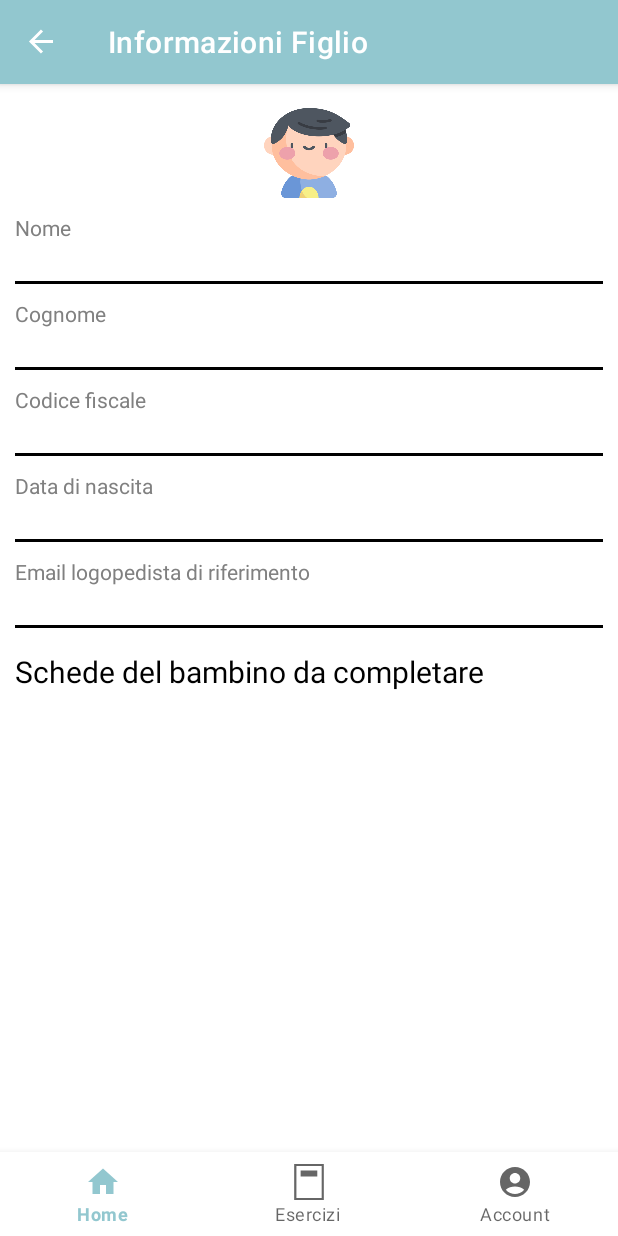
After one commit to Software-Chasers-Plus/PronuntiApp, an Android app: the InfoFiglioFragment screen opened through its navigation route, on a phone screen of 412 x 824 dp. The commit adds this screen. Run offline under Robolectric (Android 15) with nearby library versions, the phone set to English and light mode, and no system bars; our stand-ins replace Firebase (no records; nobody signed in at launch, a user with empty details on screens opened directly), navigation-ui; 6 statements that could not run were skipped.

Commit message:
Aggiunto Fragment per informazioni dei figli

```diff
--- /dev/null
+++ b/app/src/main/java/it/uniba/dib/sms232419/pronuntiapp/ui/home/ClickFigliListener.java
@@ -0,0 +1,6 @@
+package it.uniba.dib.sms232419.pronuntiapp.ui.home;
+
+// Interfaccia per gestire gli eventi di clic sugli elementi della lista dei figli
+public interface ClickFigliListener {
+    void onItemClick(int position);
+}
--- /dev/null
+++ b/app/src/main/java/it/uniba/dib/sms232419/pronuntiapp/ui/home/InfoFiglioFragment.java
@@ -0,0 +1,63 @@
+package it.uniba.dib.sms232419.pronuntiapp.ui.home;
+
+import android.os.Bundle;
+import android.util.Log;
+import android.view.LayoutInflater;
+import android.view.View;
+import android.view.ViewGroup;
+import android.widget.TextView;
+
+import androidx.annotation.NonNull;
+import androidx.fragment.app.Fragment;
+import androidx.lifecycle.ViewModelProvider;
+
+import it.uniba.dib.sms232419.pronuntiapp.R;
+import it.uniba.dib.sms232419.pronuntiapp.databinding.FragmentHomeBinding;
+import it.uniba.dib.sms232419.pronuntiapp.model.Figlio;
+
+public class InfoFiglioFragment extends Fragment {
+
+    private Figlio figlio;
+
+    @Override
+    public void onCreate(Bundle savedInstanceState) {
+        super.onCreate(savedInstanceState);
+
+        if(getArguments() != null){
+            //recupero il figlio dal bundle passato al fragment
+            figlio = getArguments().getParcelable("figlio");
+
+            Log.d("InfoFiglioFragment", "Figlio recuperato: "+figlio.getNome());
+        }else{
+            Log.d("InfoFiglioFragment", "Bundle non nullo");
+        }
+
+    }
+
+    @Override
+    public View onCreateView(LayoutInflater inflater, ViewGroup container,
+                             Bundle savedInstanceState) {
+        return inflater.inflate(R.layout.fragment_dettaglio_figlio, container, false);
+    }
+
+    @Override
+    public void onViewCreated(@NonNull View view, Bundle savedInstanceState) {
+        super.onViewCreated(view, savedInstanceState);
+
+        TextView nomeFiglio = view.findViewById(R.id.nome_figlio);
+        nomeFiglio.setText(figlio.getNome());
+
+        TextView cognomeFiglio = view.findViewById(R.id.cognome_figlio);
+        cognomeFiglio.setText(figlio.getCognome());
+
+        TextView codiceFiscaleFiglio = view.findViewById(R.id.codiceFiscale_figlio);
+        codiceFiscaleFiglio.setText(figlio.getCodiceFiscale());
+
+        TextView dataNascitaFiglio = view.findViewById(R.id.data_nascita_figlio);
+        dataNascitaFiglio.setText(figlio.getDataNascita().toString());
+
+        TextView emailLogopedistaFiglio = view.findViewById(R.id.email_logopedista_figlio);
+        emailLogopedistaFiglio.setText(figlio.getEmailLogopedista());
+    }
+
+}
--- a/app/src/main/java/it/uniba/dib/sms232419/pronuntiapp/ui/home/figliAdapter.java
+++ b/app/src/main/java/it/uniba/dib/sms232419/pronuntiapp/ui/home/figliAdapter.java
@@ -15,17 +15,22 @@ import it.uniba.dib.sms232419.pronuntiapp.model.Figlio;
 public class figliAdapter extends RecyclerView.Adapter<figliHolderView>{
 
     Context context;
+
     List<Figlio> items;
 
-    public figliAdapter(Context context, List<Figlio> items) {
+    private ClickFigliListener clickFigliListener;
+
+    // Costruttore che riceve la lista di dati e un'istanza di ClickListener
+    public figliAdapter(Context context, List<Figlio> items, ClickFigliListener listener) {
         this.context = context;
         this.items = items;
+        this.clickFigliListener = listener;
     }
 
     @NonNull
     @Override
     public figliHolderView onCreateViewHolder(@NonNull ViewGroup parent, int viewType) {
-        return new figliHolderView(LayoutInflater.from(context).inflate(R.layout.item_figli_view, parent, false));
+        return new figliHolderView(LayoutInflater.from(context).inflate(R.layout.item_figli_view, parent, false), clickFigliListener);
     }
 
     @Override
--- /dev/null
+++ b/app/src/main/res/drawable/baseline_calendar_month_24.xml
@@ -0,0 +1,5 @@
+<vector android:height="24dp" android:tint="#000000"
+    android:viewportHeight="24" android:viewportWidth="24"
+    android:width="24dp" xmlns:android="http://schemas.android.com/apk/res/android">
+    <path android:fillColor="@android:color/white" android:pathData="M19,4h-1V2h-2v2H8V2H6v2H5C3.89,4 3.01,4.9 3.01,6L3,20c0,1.1 0.89,2 2,2h14c1.1,0 2,-0.9 2,-2V6C21,4.9 20.1,4 19,4zM19,20H5V10h14V20zM9,14H7v-2h2V14zM13,14h-2v-2h2V14zM17,14h-2v-2h2V14zM9,18H7v-2h2V18zM13,18h-2v-2h2V18zM17,18h-2v-2h2V18z"/>
+</vector>
--- /dev/null
+++ b/app/src/main/res/drawable/custom_bordo_inferiore.xml
@@ -0,0 +1,11 @@
+<layer-list xmlns:android="http://schemas.android.com/apk/res/android">
+    <item android:top="-5dp" android:right="-5dp" android:left="-5dp">
+        <shape android:shape="rectangle">
+            <solid android:color="@android:color/transparent" /> <!-- Imposta uno sfondo trasparente -->
+            <stroke
+                android:width="2dp"
+                android:color="@color/black"/> <!-- Larghezza del bordo -->
+            <!-- Colore del bordo -->
+        </shape>
+    </item>
+</layer-list>
--- /dev/null
+++ b/app/src/main/res/layout/fragment_dettaglio_figlio.xml
@@ -0,0 +1,167 @@
+<?xml version="1.0" encoding="utf-8"?>
+<RelativeLayout xmlns:android="http://schemas.android.com/apk/res/android"
+    android:layout_width="match_parent"
+    android:layout_height="match_parent">
+
+    <ImageView
+        android:layout_width="60dp"
+        android:layout_height="60dp"
+        android:id="@+id/figlio_imageview"
+        android:foreground="@drawable/bambino"
+        android:layout_centerHorizontal="true"
+        android:layout_alignParentTop="true"
+        android:layout_marginTop="16dp" />
+
+    <TextView
+        android:id="@+id/label_nome_figlio"
+        android:layout_width="match_parent"
+        android:layout_height="wrap_content"
+        android:layout_below="@id/figlio_imageview"
+        android:layout_marginTop="10dp"
+        android:layout_marginLeft="10dp"
+        android:layout_marginRight="10dp"
+        android:text="Nome"
+        android:textSize="14dp"
+        android:textColor="@color/grey"
+        />
+
+    <TextView
+        android:id="@+id/nome_figlio"
+        android:layout_width="match_parent"
+        android:layout_height="wrap_content"
+        android:layout_below="@id/label_nome_figlio"
+        android:layout_marginLeft="10dp"
+        android:layout_marginRight="10dp"
+        android:paddingBottom="3dp"
+        android:textSize="18dp"
+        android:background="@drawable/custom_bordo_inferiore"
+        android:textColor="@color/black"
+        />
+
+    <TextView
+        android:id="@+id/label_cognome_figlio"
+        android:layout_width="match_parent"
+        android:layout_height="wrap_content"
+        android:layout_below="@id/nome_figlio"
+        android:layout_marginTop="10dp"
+        android:layout_marginLeft="10dp"
+        android:layout_marginRight="10dp"
+        android:text="Cognome"
+        android:textSize="14dp"
+        android:textColor="@color/grey"
+        />
+
+    <TextView
+        android:id="@+id/cognome_figlio"
+        android:layout_width="match_parent"
+        android:layout_height="wrap_content"
+        android:layout_below="@id/label_cognome_figlio"
+        android:layout_marginLeft="10dp"
+        android:layout_marginRight="10dp"
+        android:paddingBottom="3dp"
+        android:textSize="18dp"
+        android:background="@drawable/custom_bordo_inferiore"
+        android:textColor="@color/black"
+        />
+
+    <TextView
+        android:id="@+id/label_codiceFiscale_figlio"
+        android:layout_width="match_parent"
+        android:layout_height="wrap_content"
+        android:layout_below="@id/cognome_figlio"
+        android:layout_marginTop="10dp"
+        android:layout_marginLeft="10dp"
+        android:layout_marginRight="10dp"
+        android:text="Codice fiscale"
+        android:textSize="14dp"
+        android:textColor="@color/grey"
+        />
+    <TextView
+        android:id="@+id/codiceFiscale_figlio"
+        android:layout_width="match_parent"
+        android:layout_height="wrap_content"
+        android:layout_below="@id/label_codiceFiscale_figlio"
+        android:layout_marginLeft="10dp"
+        android:layout_marginRight="10dp"
+        android:paddingBottom="3dp"
+        android:textSize="18dp"
+        android:background="@drawable/custom_bordo_inferiore"
+        android:textColor="@color/black"
+        />
+
+    <TextView
+        android:id="@+id/label_data_nascita_figlio"
+        android:layout_width="match_parent"
+        android:layout_height="wrap_content"
+        android:layout_below="@id/codiceFiscale_figlio"
+        android:layout_marginTop="10dp"
+        android:layout_marginLeft="10dp"
+        android:layout_marginRight="10dp"
+        android:text="Data di nascita"
+        android:textSize="14dp"
+        android:textColor="@color/grey"
+        />
+    <TextView
+        android:id="@+id/data_nascita_figlio"
+        android:layout_width="match_parent"
+        android:layout_height="wrap_content"
+        android:layout_below="@id/label_data_nascita_figlio"
+        android:layout_marginLeft="10dp"
+        android:layout_marginRight="10dp"
+        android:paddingBottom="3dp"
+        android:textSize="18dp"
+        android:background="@drawable/custom_bordo_inferiore"
+        android:textColor="@color/black"
+        />
+
+    <TextView
+        android:id="@+id/label_email_logopedista_figlio"
+        android:layout_width="match_parent"
+        android:layout_height="wrap_content"
+        android:layout_below="@id/data_nascita_figlio"
+        android:layout_marginTop="10dp"
+        android:layout_marginLeft="10dp"
+        android:layout_marginRight="10dp"
+        android:text="Email logopedista di riferimento"
+        android:textSize="14dp"
+        android:textColor="@color/grey"
+        />
+    <TextView
+        android:id="@+id/email_logopedista_figlio"
+        android:layout_width="match_parent"
+        android:layout_height="wrap_content"
+        android:layout_below="@id/label_email_logopedista_figlio"
+        android:layout_marginLeft="10dp"
+        android:layout_marginRight="10dp"
+        android:paddingBottom="3dp"
+        android:textSize="18dp"
+        android:background="@drawable/custom_bordo_inferiore"
+        android:textColor="@color/black"
+        />
+
+
+    <TextView
+        android:id="@+id/label_schede_figlio"
+        android:layout_width="match_parent"
+        android:layout_height="wrap_content"
+        android:layout_below="@id/email_logopedista_figlio"
+        android:layout_marginTop="15dp"
+        android:layout_marginLeft="10dp"
+        android:layout_marginRight="10dp"
+        android:text="Schede del bambino da completare"
+        android:textSize="20dp"
+        android:textColor="@color/black"
+        />
+    <androidx.recyclerview.widget.RecyclerView
+        android:id="@+id/schede_recycler_view"
+        android:layout_width="match_parent"
+        android:layout_height="wrap_content"
+        android:layout_below="@+id/label_schede_figlio"
+        android:layout_marginTop="5dp"
+        android:layout_marginLeft="10dp"
+        android:layout_marginRight="10dp"
+        android:maxHeight="690dp" />
+
+
+
+</RelativeLayout>
--- a/app/src/main/res/navigation/mobile_navigation.xml
+++ b/app/src/main/res/navigation/mobile_navigation.xml
@@ -18,6 +18,12 @@
         tools:layout="@layout/aggiungi_figli_fragment" />
 
     <fragment
+        android:id="@+id/navigation_info_figlio"
+        android:name="it.uniba.dib.sms232419.pronuntiapp.ui.home.InfoFiglioFragment"
+        android:label="@string/info_child"
+        tools:layout="@layout/fragment_dettaglio_figlio" />
+
+    <fragment
         android:id="@+id/navigation_dashboard"
         android:name="it.uniba.dib.sms232419.pronuntiapp.ui.esercizi.EserciziFragment"
         android:label="@string/title_esercizi"
--- a/app/src/main/res/values/strings.xml
+++ b/app/src/main/res/values/strings.xml
@@ -27,5 +27,6 @@
     <string name="register_as_logopedista">Registrati come logopedista</string>
     <string name="register_as_parent">Registrati come genitore</string>
     <string name="required_field">*Campo obbligatorio</string>
+    <string name="info_child">Informazioni Figlio</string>
 
 </resources>
```
Also changed, not shown: app/src/main/java/it/uniba/dib/sms232419/pronuntiapp/MainActivity.java (+7 -0 lines), app/src/main/java/it/uniba/dib/sms232419/pronuntiapp/ui/aggiungiFiglio/aggiungiFiglioFragment.java (+11 -0 lines), app/src/main/java/it/uniba/dib/sms232419/pronuntiapp/ui/home/HomeFragment.java (+42 -25 lines), app/src/main/java/it/uniba/dib/sms232419/pronuntiapp/ui/home/figliHolderView.java (+22 -2 lines), app/src/main/res/drawable/custom_border_item_figli.xml (added, +10 -0 lines), app/src/main/res/layout/fragment_home.xml (+7 -1 lines), app/src/main/res/layout/item_figli_view.xml (+5 -2 lines), 1 other file.
